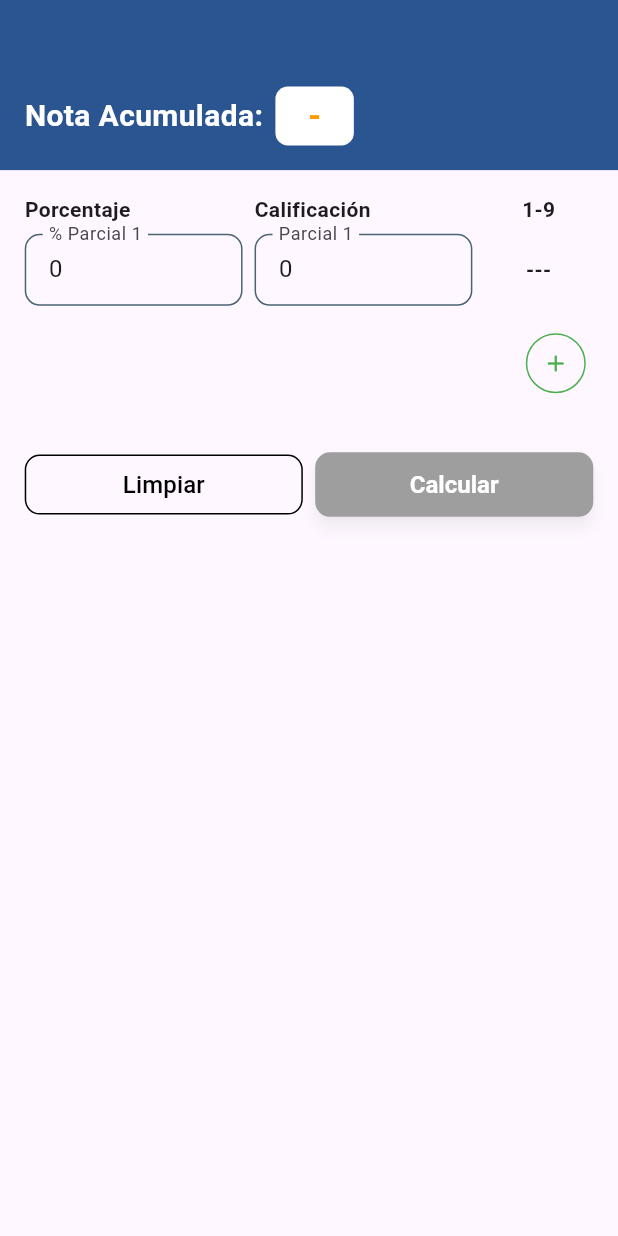
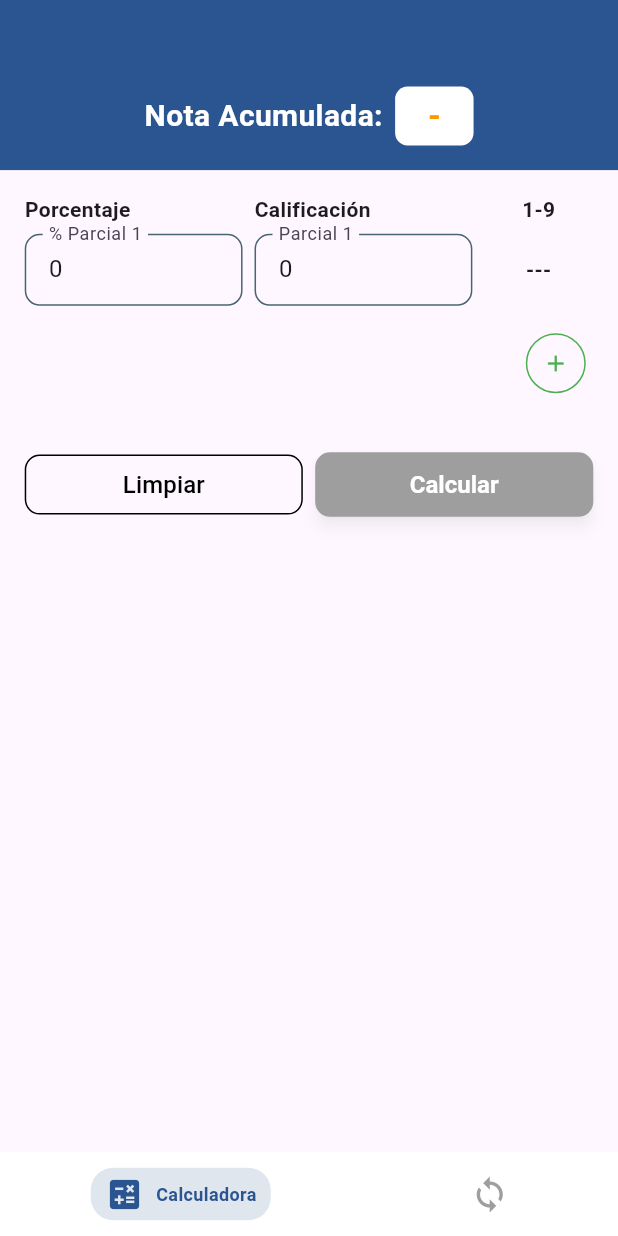
Before and after one commit to dylanroman03/CalculadoraUNET, a Flutter app: the screen it shows after launch, on a phone screen of 412 x 824 dp. Run offline on Flutter 3.47's test engine with Material 3 defaults, Android fonts, the phone set to English and light mode, and no system bars; drawn by our look-alikes of persistent_bottom_nav_bar.

```diff
--- /dev/null
+++ b/lib/UI/screens/main_screen/main_screen.dart
@@ -0,0 +1,50 @@
+import 'package:calculadora_unet/UI/app_theme.dart';
+import 'package:calculadora_unet/UI/screens/convert_screen/convert_screen.dart';
+import 'package:calculadora_unet/UI/screens/total_screen/total_screen.dart';
+import 'package:flutter/material.dart';
+import 'package:persistent_bottom_nav_bar/persistent_bottom_nav_bar.dart';
+
+class MainScreen extends StatelessWidget {
+  const MainScreen({super.key});
+
+  @override
+  Widget build(BuildContext context) {
+    final PersistentTabController controller = PersistentTabController();
+
+    List<Widget> buildScreens() {
+      return [
+        const TotalScreen(),
+        const ConvertScreen(),
+      ];
+    }
+
+    List<PersistentBottomNavBarItem> navBarsItems() {
+      return [
+        PersistentBottomNavBarItem(
+          icon: const Icon(Icons.calculate),
+          title: "Calculadora",
+          activeColorPrimary: AppTheme.nearlyBlue,
+          inactiveColorPrimary: Colors.grey,
+        ),
+        PersistentBottomNavBarItem(
+          icon: const Icon(Icons.sync),
+          title: "Nota",
+          activeColorPrimary: AppTheme.nearlyBlue,
+          inactiveColorPrimary: Colors.grey,
+        ),
+      ];
+    }
+
+    return PersistentTabView(
+      context,
+      controller: controller,
+      screens: buildScreens(),
+      items: navBarsItems(),
+      backgroundColor: Colors.white,
+      handleAndroidBackButtonPress: true,
+      resizeToAvoidBottomInset: true,
+      stateManagement: true,
+      navBarStyle: NavBarStyle.style9,
+    );
+  }
+}
--- a/lib/UI/screens/total_screen/total_screen.dart
+++ b/lib/UI/screens/total_screen/total_screen.dart
@@ -90,6 +90,7 @@ class _TotalScreenState extends State<TotalScreen> {
   }
 
   void _calculateFinalGrade() {
+    FocusScope.of(context).unfocus();
     _finalGrade = 0;
     _convertedGrades = [];
     _gradesNeeded = [];
@@ -155,6 +156,7 @@ class _TotalScreenState extends State<TotalScreen> {
               children: [
                 SizedBox(height: size.height * 0.05),
                 Row(
+                  mainAxisAlignment: MainAxisAlignment.center,
                   children: [
                     const Text(
                       "Nota Acumulada:",
--- a/lib/main.dart
+++ b/lib/main.dart
@@ -1,4 +1,4 @@
-import 'package:calculadora_unet/UI/screens/total_screen/total_screen.dart';
+import 'package:calculadora_unet/UI/screens/main_screen/main_screen.dart';
 import 'package:flutter/material.dart';
 
 void main() {
@@ -17,7 +17,7 @@ class MyApp extends StatelessWidget {
         useMaterial3: true,
       ),
       debugShowCheckedModeBanner: false,
-      home: const TotalScreen(),
+      home: const MainScreen(),
     );
   }
 }
--- a/pubspec.yaml
+++ b/pubspec.yaml
@@ -35,6 +35,7 @@ dependencies:
   # The following adds the Cupertino Icons font to your application.
   # Use with the CupertinoIcons class for iOS style icons.
   cupertino_icons: ^1.0.6
+  persistent_bottom_nav_bar: ^6.2.1
 
 dev_dependencies:
   flutter_test:
```
Also changed, not shown: lib/UI/screens/convert_screen/convert_screen.dart (added, +117 -0 lines), pubspec.lock.
